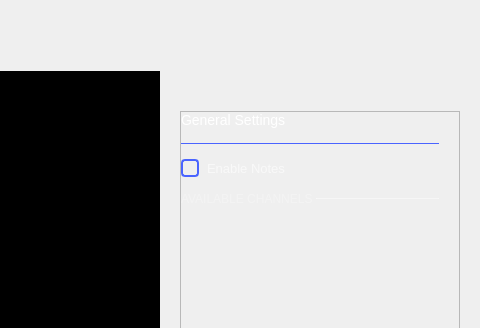
Qt form ui/pattern_generator.ui (analogdevicesinc/scopy) before a commit; both pictures show x 800 to 1280 and y 0 to 328 of the 1280 by 654 pixel window.
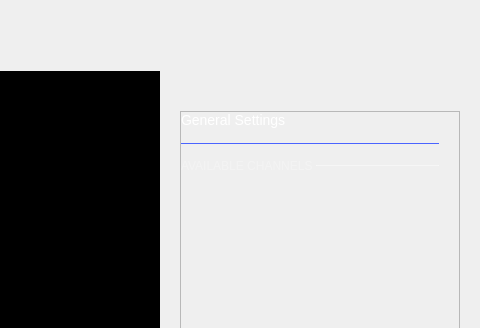
The same form after that commit. Icons and pictures are not drawn. Custom widgets are drawn as their Qt base class.

Commit message:
General: Added instrument notes to all instruments
Moved instrument enable to preferences so all instrument notes are enabled
from the same spot

The edit to the form file:
```diff
--- a/ui/pattern_generator.ui
+++ b/ui/pattern_generator.ui
@@ -1523,32 +1523,6 @@
                        </property>
                       </widget>
                      </item>
-                     <item>
-                      <widget class="QCheckBox" name="notesEnable">
-                       <property name="styleSheet">
-                        <string notr="true">
-QCheckBox {
-  spacing: 8px;
-  background-color: transparent;
-  font-size: 13px;
-  font-weight: normal;
-  color: rgba(255, 255, 255, 153);
-}
-
-QCheckBox::indicator {
-  width: 14px;
-  height: 14px;
-  border: 2px solid rgb(74,100,255);
-  border-radius: 4px;
-}
-QCheckBox::indicator:unchecked { background-color: transparent; }
-QCheckBox::indicator:checked { background-color: rgb(74,100,255); }</string>
-                       </property>
-                       <property name="text">
-                        <string>Enable Notes</string>
-                       </property>
-                      </widget>
-                     </item>
                      <item>
                       <layout class="QHBoxLayout" name="subTitleLayout">
                        <property name="spacing">
@@ -1940,6 +1914,11 @@
    <header>menu_anim.hpp</header>
    <container>1</container>
   </customwidget>
+  <customwidget>
+   <class>adiscope::CustomPushButton</class>
+   <extends>QPushButton</extends>
+   <header>customPushButton.hpp</header>
+  </customwidget>
   <customwidget>
    <class>adiscope::RunSingleWidget</class>
    <extends>QWidget</extends>
@@ -1951,11 +1930,6 @@
    <extends>QPushButton</extends>
    <header>customSwitch.hpp</header>
   </customwidget>
-  <customwidget>
-   <class>adiscope::CustomPushButton</class>
-   <extends>QPushButton</extends>
-   <header>customPushButton.hpp</header>
-  </customwidget>
   <customwidget>
    <class>adiscope::InstrumentNotes</class>
    <extends>QWidget</extends>
```
Left out of the diff: 2 changed lines with no effect on the pictures. The commit also changes 44 other files.
